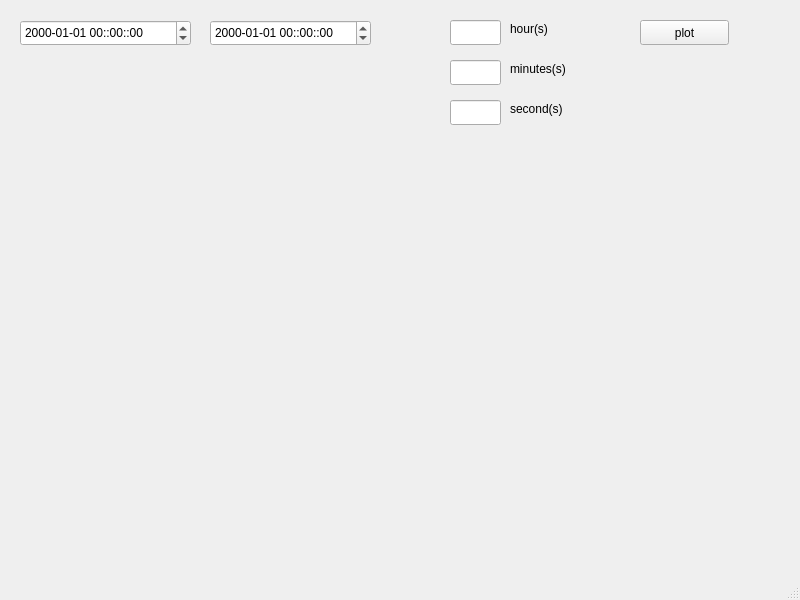
The window that final_proj/plotdata.ui (xavihart/CS241_QtProj) describes before a commit, drawn with Qt 5.
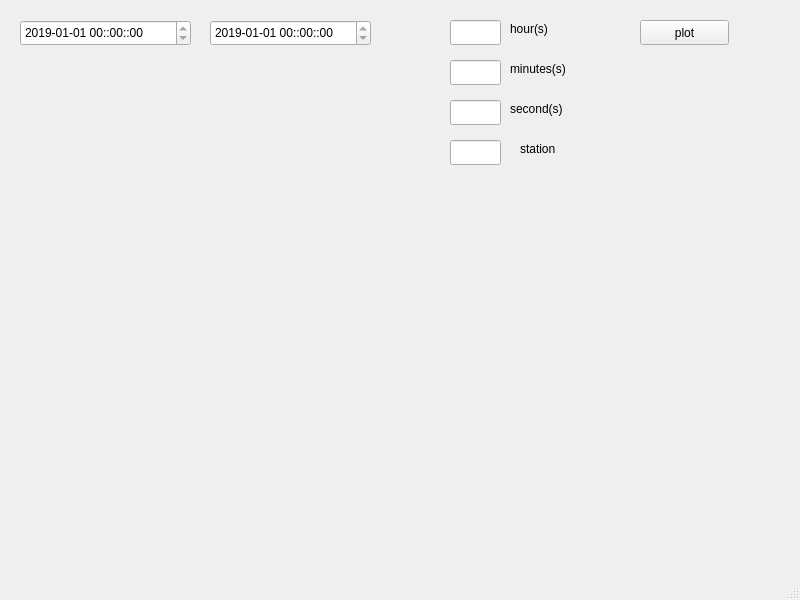
The same window after the commit.

Patch:
```diff
--- a/final_proj/plotdata.ui
+++ b/final_proj/plotdata.ui
@@ -23,8 +23,46 @@
       <height>26</height>
      </rect>
     </property>
+    <property name="date">
+     <date>
+      <year>2019</year>
+      <month>1</month>
+      <day>1</day>
+     </date>
+    </property>
+    <property name="minimumDateTime">
+     <datetime>
+      <hour>0</hour>
+      <minute>0</minute>
+      <second>0</second>
+      <year>2019</year>
+      <month>1</month>
+      <day>1</day>
+     </datetime>
+    </property>
+    <property name="maximumDate">
+     <date>
+      <year>2019</year>
+      <month>1</month>
+      <day>13</day>
+     </date>
+    </property>
+    <property name="minimumDate">
+     <date>
+      <year>2019</year>
+      <month>1</month>
+      <day>1</day>
+     </date>
+    </property>
+    <property name="minimumTime">
+     <time>
+      <hour>0</hour>
+      <minute>0</minute>
+      <second>0</second>
+     </time>
+    </property>
     <property name="displayFormat">
-     <string>yyyy-MM-dd hh::mm::ss</string>
+     <string>2019-01-dd hh::mm::ss</string>
     </property>
    </widget>
    <widget class="QDateTimeEdit" name="dateTimeEdit_2">
@@ -36,8 +74,29 @@
       <height>26</height>
      </rect>
     </property>
+    <property name="date">
+     <date>
+      <year>2019</year>
+      <month>1</month>
+      <day>1</day>
+     </date>
+    </property>
+    <property name="maximumDate">
+     <date>
+      <year>2019</year>
+      <month>1</month>
+      <day>13</day>
+     </date>
+    </property>
+    <property name="minimumDate">
+     <date>
+      <year>2019</year>
+      <month>1</month>
+      <day>1</day>
+     </date>
+    </property>
     <property name="displayFormat">
-     <string>yyyy-MM-dd hh::mm::ss</string>
+     <string>2019-01-dd hh::mm::ss</string>
     </property>
    </widget>
    <widget class="QPushButton" name="plt">
@@ -53,7 +112,7 @@
      <string>plot</string>
     </property>
    </widget>
-   <widget class="QLineEdit" name="lineEdit">
+   <widget class="QLineEdit" name="step_hour">
     <property name="geometry">
      <rect>
       <x>450</x>
@@ -63,7 +122,7 @@
      </rect>
     </property>
    </widget>
-   <widget class="QLineEdit" name="lineEdit_2">
+   <widget class="QLineEdit" name="step_min">
     <property name="geometry">
      <rect>
       <x>450</x>
@@ -73,7 +132,7 @@
      </rect>
     </property>
    </widget>
-   <widget class="QLineEdit" name="lineEdit_3">
+   <widget class="QLineEdit" name="step_sec">
     <property name="geometry">
      <rect>
       <x>450</x>
@@ -83,7 +142,7 @@
      </rect>
     </property>
    </widget>
-   <widget class="QLabel" name="step_hour">
+   <widget class="QLabel" name="label_hour">
     <property name="geometry">
      <rect>
       <x>510</x>
@@ -96,7 +155,7 @@
      <string>hour(s)</string>
     </property>
    </widget>
-   <widget class="QLabel" name="step_min">
+   <widget class="QLabel" name="label_min">
     <property name="geometry">
      <rect>
       <x>510</x>
@@ -109,7 +168,7 @@
      <string>minutes(s)</string>
     </property>
    </widget>
-   <widget class="QLabel" name="step_sec">
+   <widget class="QLabel" name="label_sec">
     <property name="geometry">
      <rect>
       <x>510</x>
@@ -122,6 +181,29 @@
      <string>second(s)</string>
     </property>
    </widget>
+   <widget class="QLineEdit" name="stationnumber">
+    <property name="geometry">
+     <rect>
+      <x>450</x>
+      <y>140</y>
+      <width>51</width>
+      <height>25</height>
+     </rect>
+    </property>
+   </widget>
+   <widget class="QLabel" name="label_station">
+    <property name="geometry">
+     <rect>
+      <x>520</x>
+      <y>140</y>
+      <width>67</width>
+      <height>17</height>
+     </rect>
+    </property>
+    <property name="text">
+     <string>station</string>
+    </property>
+   </widget>
   </widget>
   <widget class="QMenuBar" name="menubar">
    <property name="geometry">
```
